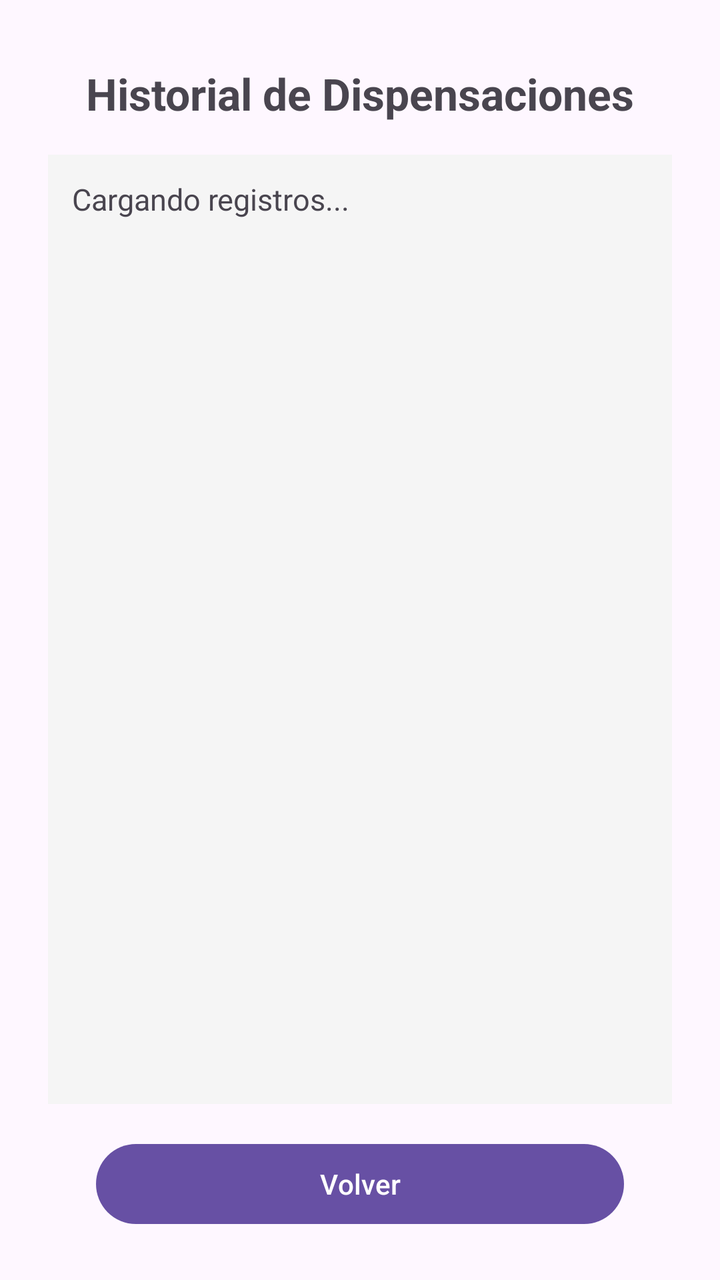
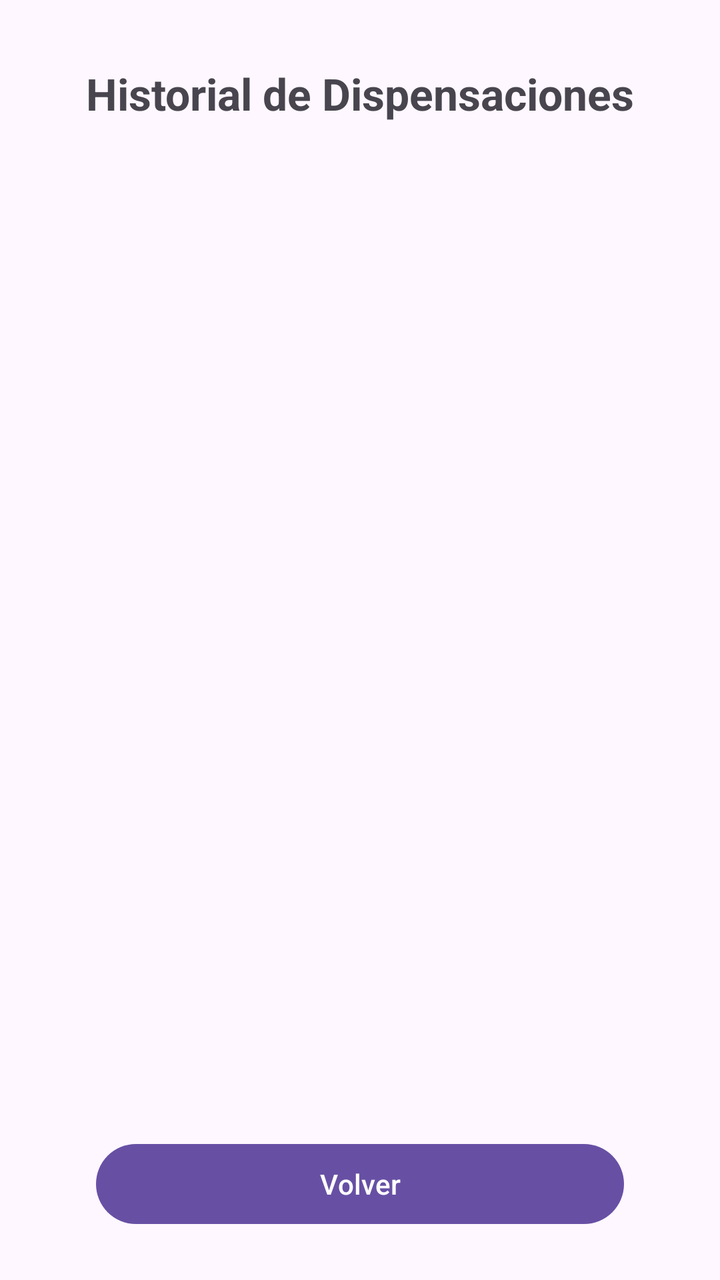

Compare the two renders of this Android layout. The source of the first and the diff that turns it into the second are given below.
<!-- AndroidManifest.xml: application theme Theme.CommandPet -->
<!-- res/layout/activity_result.xml -->
<?xml version="1.0" encoding="utf-8"?>
<LinearLayout xmlns:android="http://schemas.android.com/apk/res/android"
    android:id="@+id/main"
    android:layout_width="match_parent"
    android:layout_height="match_parent"
    android:orientation="vertical"
    android:fitsSystemWindows="true"
    android:padding="24dp">

    <TextView
        android:layout_width="match_parent"
        android:layout_height="wrap_content"
        android:text="Historial de Dispensaciones"
        android:textSize="22sp"
        android:textStyle="bold"
        android:gravity="center"
        android:layout_marginTop="8dp"
        android:layout_marginBottom="16dp" />

    <ScrollView
        android:layout_width="match_parent"
        android:layout_height="0dp"
        android:layout_weight="1"
        android:background="#F5F5F5"
        android:padding="12dp">

        <TextView
            android:id="@+id/txtHistorial"
            android:layout_width="match_parent"
            android:layout_height="wrap_content"
            android:text="Cargando registros..."
            android:textSize="15sp"
            android:lineSpacingExtra="6dp" />
    </ScrollView>

    <Button
        android:id="@+id/btnVolver"
        android:layout_width="match_parent"
        android:layout_height="wrap_content"
        android:layout_marginTop="16dp"
        android:layout_marginStart="24dp"
        android:layout_marginEnd="24dp"
        android:text="Volver" />

</LinearLayout>
<!-- resources referenced by this layout -->
<resources>
  <style name="Theme.CommandPet" parent="Base.Theme.CommandPet" />
  <style name="Base.Theme.CommandPet" parent="Theme.Material3.DayNight.NoActionBar">
          
          
      </style>
</resources>

<!-- the commit's change to res/layout/activity_result.xml (unified diff, before → after) -->
@@ -17,21 +17,13 @@
         android:layout_marginTop="8dp"
         android:layout_marginBottom="16dp" />
 
-    <ScrollView
+    <ListView
+        android:id="@+id/listaHistorial"
         android:layout_width="match_parent"
         android:layout_height="0dp"
         android:layout_weight="1"
-        android:background="#F5F5F5"
-        android:padding="12dp">
-
-        <TextView
-            android:id="@+id/txtHistorial"
-            android:layout_width="match_parent"
-            android:layout_height="wrap_content"
-            android:text="Cargando registros..."
-            android:textSize="15sp"
-            android:lineSpacingExtra="6dp" />
-    </ScrollView>
+        android:divider="#E0E0E0"
+        android:dividerHeight="1dp" />
 
     <Button
         android:id="@+id/btnVolver"
